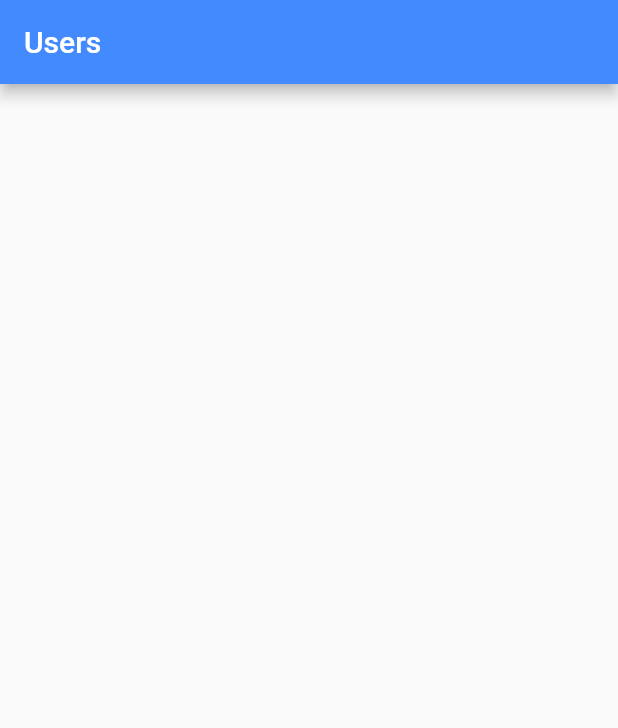
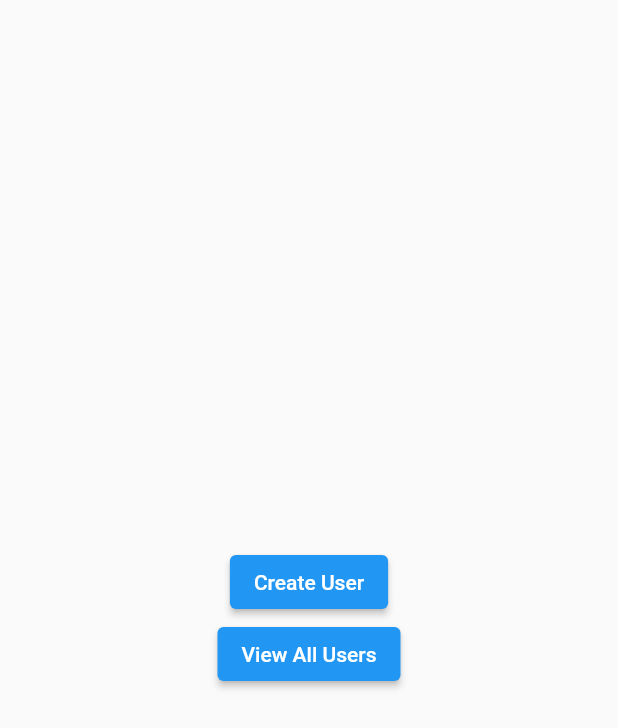
Before and after one commit to Navas-shareef/Flutter_Firebase_CRUD, a Flutter app: the screen it shows after launch, on a phone screen of 412 x 824 dp. Shown: the top 728 px of the screen. Run offline on Flutter 3.47's test engine with Material 2 defaults, Android fonts, the phone set to English and light mode, and no system bars; our stand-ins replace cloud_firestore, firebase_core; accounts and stored records are empty.

Commit message:
added main screen

```diff
--- /dev/null
+++ b/lib/MainScreen.dart
@@ -0,0 +1,37 @@
+import 'package:firebase_crud/allusers.dart';
+import 'package:firebase_crud/main.dart';
+import 'package:flutter/material.dart';
+
+class MainScreen extends StatelessWidget {
+  const MainScreen({Key? key}) : super(key: key);
+
+  @override
+  Widget build(BuildContext context) {
+    return Scaffold(
+      body: Center(
+        child: Column(
+          mainAxisAlignment: MainAxisAlignment.center,
+          crossAxisAlignment: CrossAxisAlignment.center,
+          children: [
+            ElevatedButton(
+                onPressed: () {
+                  Navigator.push(
+                      context,
+                      MaterialPageRoute(
+                          builder: (context) => const HomePage()));
+                },
+                child: const Text('Create User')),
+            ElevatedButton(
+                onPressed: () {
+                  Navigator.push(
+                      context,
+                      MaterialPageRoute(
+                          builder: (context) => const AllUsers()));
+                },
+                child: const Text('View All Users')),
+          ],
+        ),
+      ),
+    );
+  }
+}
--- a/lib/main.dart
+++ b/lib/main.dart
@@ -1,6 +1,6 @@
 import 'package:cloud_firestore/cloud_firestore.dart';
 import 'package:firebase_core/firebase_core.dart';
-import 'package:firebase_crud/allusers.dart';
+import 'package:firebase_crud/MainScreen.dart';
 import 'package:firebase_crud/models/users_model.dart';
 import 'package:flutter/material.dart';
 
@@ -21,7 +21,7 @@ class MyApp extends StatelessWidget {
       theme: ThemeData(
         primarySwatch: Colors.blue,
       ),
-      home: const AllUsers(),
+      home: const MainScreen(),
     );
   }
 }
@@ -85,6 +85,7 @@ class _HomePageState extends State<HomePage> {
                       age: int.parse(controllerAge.text),
                       birthday: controllerDate.text);
                   CreateUser(user: user);
+                  Navigator.pop(context);
                 },
                 child: const Text('Create'))
           ],
--- a/lib/update_screen.dart
+++ b/lib/update_screen.dart
@@ -78,6 +78,7 @@ class _UpdateItemScreenState extends State<UpdateItemScreen> {
   }
 }
 
+// function to update item
 Future<void> updateItem(String userid, String name, int age, String dob) async {
   final docUser = FirebaseFirestore.instance.collection('users').doc(userid);
   await docUser.update({'name': name, 'age': age, 'birthday': dob});
```
